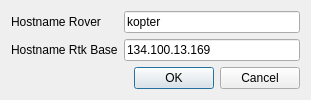
This is basestation/connectiondialog.ui in wpfhtl/octocopter as Qt 5 draws it before an edit. The edited form follows.
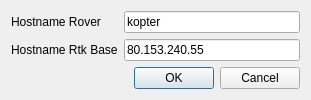
This is the edited form.

What changed in the file:
```diff
--- a/basestation/connectiondialog.ui
+++ b/basestation/connectiondialog.ui
@@ -7,7 +7,7 @@
     <x>0</x>
     <y>0</y>
     <width>311</width>
-    <height>89</height>
+    <height>96</height>
    </rect>
   </property>
   <property name="windowTitle">
@@ -38,7 +38,7 @@
    <item row="1" column="2">
     <widget class="QLineEdit" name="mLineEditHostNameRtkBase">
      <property name="text">
-      <string>134.100.13.169</string>
+      <string>80.153.240.55</string>
      </property>
     </widget>
    </item>
```
